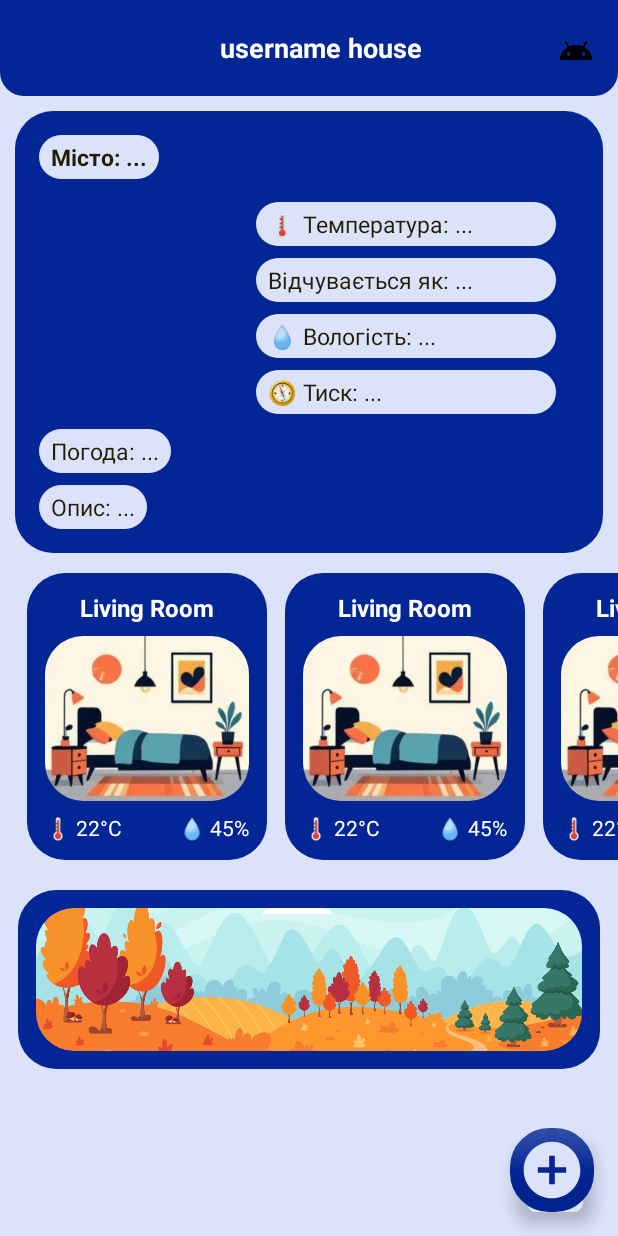
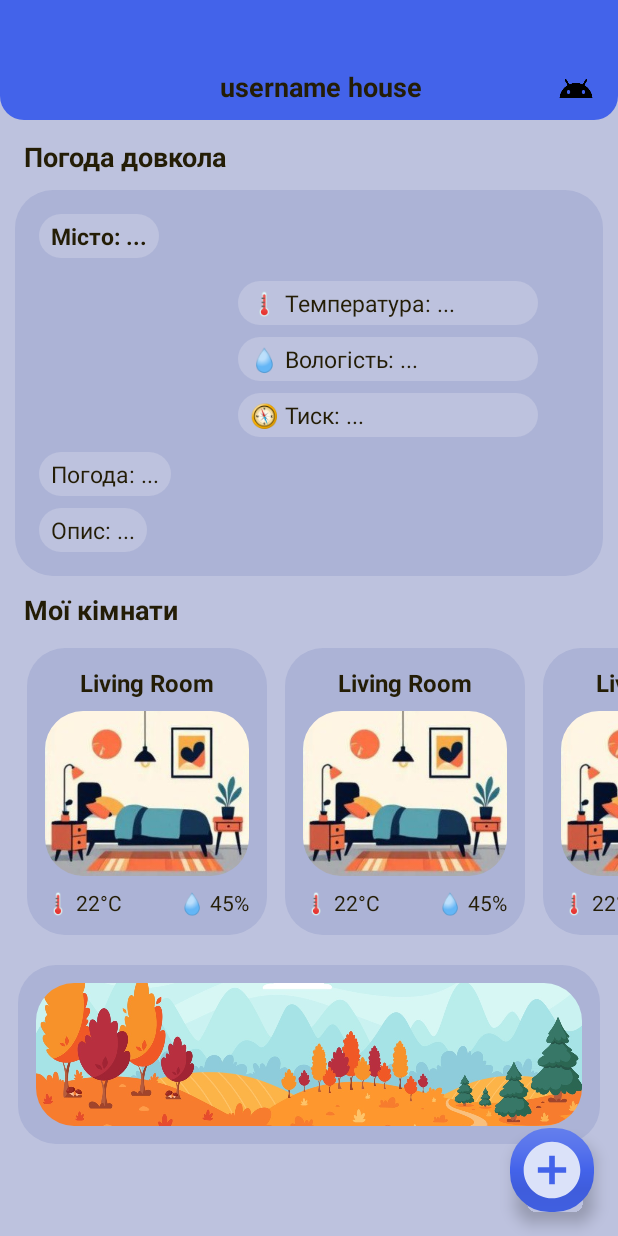
Before and after one commit to MishaPower228/SenseData, an Android app: the layout activity_main.xml on its own in the app's theme, with its tools: preview values and no code run, on a phone screen of 412 x 824 dp. Run offline under Robolectric (Android 15) with nearby library versions, the phone set to English and light mode, and no system bars.

Commit message:
перемога

```diff
--- a/app/build.gradle.kts
+++ b/app/build.gradle.kts
@@ -45,4 +45,5 @@ dependencies {
     implementation("com.squareup.retrofit2:converter-gson:3.0.0")
     implementation("com.squareup.picasso:picasso:2.8")
     implementation("com.google.android.gms:play-services-location:21.3.0")
+    implementation("com.squareup.retrofit2:converter-scalars:3.0.0")
 }
--- a/app/src/main/java/com/example/sensedata/WeatherManager.java
+++ b/app/src/main/java/com/example/sensedata/WeatherManager.java
@@ -83,7 +83,6 @@ public class WeatherManager {
                     ((TextView) activity.findViewById(R.id.textWeatherMain)).setText("Погода: " + weather.weather.get(0).main);
                     ((TextView) activity.findViewById(R.id.textWeatherDescription)).setText("Опис: " + weather.weather.get(0).description);
                     ((TextView) activity.findViewById(R.id.textWeatherTemp)).setText("Температура: " + weather.main.temp + "°C");
-                    ((TextView) activity.findViewById(R.id.textWeatherFeelsLike)).setText("Відчувається як: " + weather.main.feelsLike + "°C");
                     ((TextView) activity.findViewById(R.id.textWeatherHumidity)).setText("Вологість: " + weather.main.humidity + "%");
                     ((TextView) activity.findViewById(R.id.textWeatherPressure)).setText("Тиск: " + weather.main.pressure + " гПа");
 
--- a/app/src/main/java/com/example/sensedata/network/UserApiService.java
+++ b/app/src/main/java/com/example/sensedata/network/UserApiService.java
@@ -9,7 +9,9 @@ import com.example.sensedata.model.UserLoginDto;
 
 import retrofit2.Call;
 import retrofit2.http.Body;
+import retrofit2.http.GET;
 import retrofit2.http.POST;
+import retrofit2.http.Path;
 
 public interface UserApiService {
     @POST("Users/register")
@@ -20,4 +22,7 @@ public interface UserApiService {
 
     @POST("Users/refresh")
     Call<UserResponse> refreshToken(@Body RefreshRequest request);
+
+    @GET("api/users/{id}")
+    Call<String> getUsername(@Path("id") int id);
 }
--- a/app/src/main/res/drawable/bg_weather_label.xml
+++ b/app/src/main/res/drawable/bg_weather_label.xml
@@ -1,6 +1,6 @@
 <shape xmlns:android="http://schemas.android.com/apk/res/android"
     android:shape="rectangle">
-    <solid android:color="@color/bg_weather_card" /> <!-- Зміни на свій фоновий колір -->
+    <solid android:color="@color/background_color" /> <!-- Зміни на свій фоновий колір -->
     <corners android:radius="45dp" />
     <padding
         android:left="8dp"
--- a/app/src/main/res/drawable/rounded_toolbar.xml
+++ b/app/src/main/res/drawable/rounded_toolbar.xml
@@ -1,7 +1,7 @@
 <?xml version="1.0" encoding="utf-8"?>
 <shape xmlns:android="http://schemas.android.com/apk/res/android"
     android:shape="rectangle">
-    <solid android:color="@color/background_toolbar_color" />
+    <solid android:color="@color/main_color" />
     <corners
         android:topLeftRadius="0dp"
         android:topRightRadius="0dp"
--- a/app/src/main/res/layout/activity_main.xml
+++ b/app/src/main/res/layout/activity_main.xml
@@ -12,9 +12,10 @@
     <androidx.appcompat.widget.Toolbar
         android:id="@+id/custom_toolbar"
         android:layout_width="0dp"
-        android:layout_height="?attr/actionBarSize"
+        android:layout_height="80dp"
         android:background="@drawable/rounded_toolbar"
         android:elevation="4dp"
+        android:paddingTop="35dp"
         app:layout_constraintEnd_toEndOf="parent"
         app:layout_constraintStart_toStartOf="parent"
         app:layout_constraintTop_toTopOf="parent">
@@ -22,7 +23,9 @@
         <RelativeLayout
             android:layout_width="match_parent"
             android:layout_height="match_parent"
-            android:gravity="center_vertical">
+            android:gravity="center_vertical"
+            tools:layout_editor_absoluteX="16dp"
+            tools:layout_editor_absoluteY="20dp">
 
             <TextView
                 android:id="@+id/toolbar_title"
@@ -30,7 +33,7 @@
                 android:layout_height="wrap_content"
                 android:layout_centerInParent="true"
                 android:text="username house"
-                android:textColor="@color/text"
+                android:textColor="@color/weather_card_text"
                 android:textSize="18sp"
                 android:textStyle="bold" />
 
@@ -46,6 +49,22 @@
         </RelativeLayout>
     </androidx.appcompat.widget.Toolbar>
 
+    <!-- Заголовок над погодою -->
+    <TextView
+        android:id="@+id/labelWeather"
+        android:layout_width="0dp"
+        android:layout_height="wrap_content"
+        android:layout_marginStart="16dp"
+        android:layout_marginEnd="16dp"
+        android:layout_marginTop="12dp"
+        android:text="Погода довкола   "
+        android:textColor="@color/weather_card_text"
+        android:textSize="18sp"
+        android:textStyle="bold"
+        app:layout_constraintStart_toStartOf="parent"
+        app:layout_constraintEnd_toEndOf="parent"
+        app:layout_constraintTop_toBottomOf="@+id/custom_toolbar" />
+
     <androidx.constraintlayout.widget.ConstraintLayout
         android:id="@+id/weather_card"
         android:layout_width="0dp"
@@ -57,7 +76,7 @@
         app:layout_constraintEnd_toEndOf="parent"
         app:layout_constraintHorizontal_bias="0.0"
         app:layout_constraintStart_toStartOf="parent"
-        app:layout_constraintTop_toBottomOf="@+id/custom_toolbar">
+        app:layout_constraintTop_toBottomOf="@+id/labelWeather">
 
         <!-- Місто -->
         <TextView
@@ -73,16 +92,19 @@
             app:layout_constraintTop_toTopOf="parent" />
 
         <!-- Іконка -->
+
+        <!-- Назва погоди -->
+
         <ImageView
             android:id="@+id/imageWeatherIcon"
-            android:layout_width="129dp"
-            android:layout_height="143dp"
-            android:layout_marginTop="8dp"
+            android:layout_width="109dp"
+            android:layout_height="105dp"
+            android:layout_marginStart="8dp"
+            android:layout_marginTop="16dp"
             android:contentDescription="Іконка погоди"
             app:layout_constraintStart_toStartOf="parent"
             app:layout_constraintTop_toBottomOf="@id/textWeatherCity" />
 
-        <!-- Назва погоди -->
         <TextView
             android:id="@+id/textWeatherMain"
             android:layout_width="wrap_content"
@@ -122,19 +144,6 @@
             app:layout_constraintStart_toEndOf="@id/imageWeatherIcon"
             app:layout_constraintTop_toBottomOf="@+id/textWeatherCity" />
 
-        <!-- Відчувається -->
-        <TextView
-            android:id="@+id/textWeatherFeelsLike"
-            android:layout_width="200dp"
-            android:layout_height="wrap_content"
-            android:layout_marginTop="8dp"
-            android:background="@drawable/bg_weather_label"
-            android:text="Відчувається як: ..."
-            android:textColor="@color/weather_card_text"
-            android:textSize="15sp"
-            app:layout_constraintStart_toStartOf="@id/textWeatherTemp"
-            app:layout_constraintTop_toBottomOf="@id/textWeatherTemp" />
-
         <!-- Вологість -->
         <TextView
             android:id="@+id/textWeatherHumidity"
@@ -146,7 +155,7 @@
             android:textColor="@color/weather_card_text"
             android:textSize="15sp"
             app:layout_constraintStart_toStartOf="@id/textWeatherTemp"
-            app:layout_constraintTop_toBottomOf="@id/textWeatherFeelsLike" />
+            app:layout_constraintTop_toBottomOf="@id/textWeatherTemp" />
 
         <!-- Тиск -->
         <TextView
@@ -162,6 +171,21 @@
             app:layout_constraintTop_toBottomOf="@id/textWeatherHumidity" />
     </androidx.constraintlayout.widget.ConstraintLayout>
 
+    <TextView
+        android:id="@+id/labelRooms"
+        android:layout_width="0dp"
+        android:layout_height="wrap_content"
+        android:layout_marginStart="16dp"
+        android:layout_marginEnd="16dp"
+        android:layout_marginTop="10dp"
+        android:text="Мої кімнати   "
+        android:textColor="@color/weather_card_text"
+        android:textSize="18sp"
+        android:textStyle="bold"
+        app:layout_constraintStart_toStartOf="parent"
+        app:layout_constraintEnd_toEndOf="parent"
+        app:layout_constraintTop_toBottomOf="@id/weather_card" />
+
     <androidx.recyclerview.widget.RecyclerView
         android:id="@+id/room_recycler_view"
         android:layout_width="match_parent"
@@ -174,7 +198,7 @@
         android:padding="8dp"
         app:layoutManager="androidx.recyclerview.widget.LinearLayoutManager"
         app:layout_constraintStart_toStartOf="parent"
-        app:layout_constraintTop_toBottomOf="@+id/weather_card"
+        app:layout_constraintTop_toBottomOf="@+id/labelRooms"
         tools:listitem="@layout/item_room_chip" />
 
     <!-- Header Image -->
@@ -193,7 +217,7 @@
 
         <com.google.android.material.imageview.ShapeableImageView
             android:id="@+id/headerImage"
-            android:layout_width="match_parent"
+            android:layout_width="wrap_content"
             android:layout_height="95dp"
             android:contentDescription="@string/room_image_desc"
             android:scaleType="centerCrop"
@@ -207,7 +231,8 @@
         android:layout_height="wrap_content"
         android:layout_margin="16dp"
         android:src="@drawable/ic_add"
-        app:backgroundTint="@color/background_toolbar_color"
+        android:contentDescription="@string/add_room"
+        app:backgroundTint="@color/main_color"
         app:borderWidth="15dp"
         app:layout_constraintBottom_toBottomOf="parent"
         app:layout_constraintEnd_toEndOf="parent"
--- a/app/src/main/res/layout/item_room_chip.xml
+++ b/app/src/main/res/layout/item_room_chip.xml
@@ -13,7 +13,7 @@
         android:layout_width="wrap_content"
         android:layout_height="wrap_content"
         android:text="Living Room"
-        android:textColor="@color/text"
+        android:textColor="@color/weather_card_text"
         android:textSize="16sp"
         android:textStyle="bold"
         android:layout_marginBottom="8dp" />
@@ -39,7 +39,7 @@
             android:layout_height="wrap_content"
             android:layout_weight="1"
             android:text="🌡 22°C"
-            android:textColor="@color/text"
+            android:textColor="@color/weather_card_text"
             android:textSize="14sp"
             android:gravity="start" />
 
@@ -49,7 +49,7 @@
             android:layout_height="wrap_content"
             android:layout_weight="1"
             android:text="💧 45%"
-            android:textColor="@color/text"
+            android:textColor="@color/weather_card_text"
             android:textSize="14sp"
             android:gravity="end" />
     </LinearLayout>
--- a/app/src/main/res/values/colors.xml
+++ b/app/src/main/res/values/colors.xml
@@ -2,9 +2,10 @@
 <resources>
     <color name="black">#FF000000</color>
     <color name="white">#FFFFFFFF</color>
-    <color name="background_color">#dbe2f9</color>
-    <color name="background_toolbar_color">#032696</color>
+    <color name="background_color">#bdc2de</color>
+    <color name="background_toolbar_color">#acb3d6</color>
     <color name="text">#ffffff</color>
     <color name="bg_weather_card">#dbe2f9</color>
     <color name="weather_card_text">#241d06</color>
+    <color name="main_color">#4363ea</color>
 </resources>
--- a/app/src/main/res/values/strings.xml
+++ b/app/src/main/res/values/strings.xml
@@ -1,4 +1,7 @@
 <resources>
     <string name="app_name">SenseData</string>
     <string name="room_image_desc">Forest</string>
+    <string name="add_room">Додати кімнату</string>
+    <string name="hello_username">Привіт, %1$s</string>
+    <string name="guest">гість</string>
 </resources>
--- a/app/src/main/res/xml/network_security_config.xml
+++ b/app/src/main/res/xml/network_security_config.xml
@@ -1,6 +1,6 @@
 <?xml version="1.0" encoding="utf-8"?>
 <network-security-config>
     <domain-config cleartextTrafficPermitted="true">
-        <domain includeSubdomains="true">192.168.0.200</domain>
+        <domain includeSubdomains="true">192.168.92.32</domain>
     </domain-config>
 </network-security-config>
```
Also changed, not shown: app/src/main/java/com/example/sensedata/MainActivity.java (+96 -38 lines), app/src/main/java/com/example/sensedata/adapter/RoomAdapter.java (+16 -2 lines), app/src/main/java/com/example/sensedata/model/RoomWithSensorDto.java (+36 -59 lines), app/src/main/java/com/example/sensedata/model/SensorOwnershipCreateDto.java (added, +20 -0 lines), app/src/main/java/com/example/sensedata/network/ApiClientMain.java (+9 -5 lines), app/src/main/java/com/example/sensedata/network/RoomApiService.java (+6 -6 lines).
